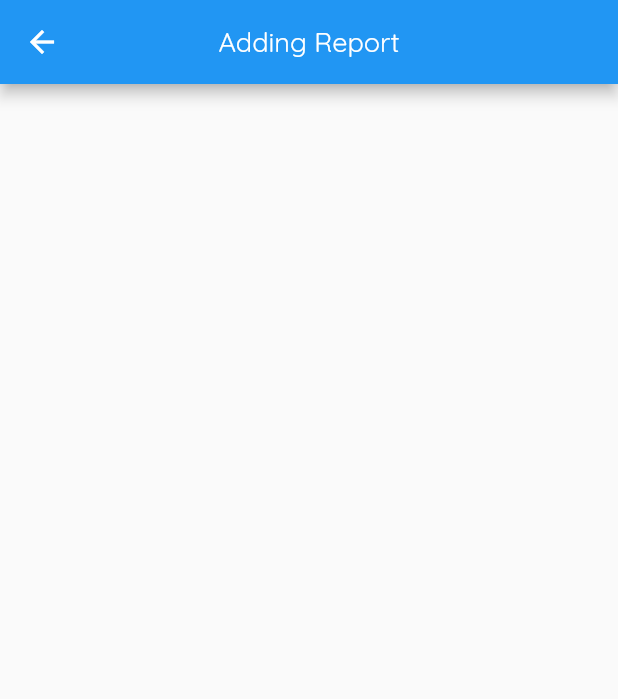
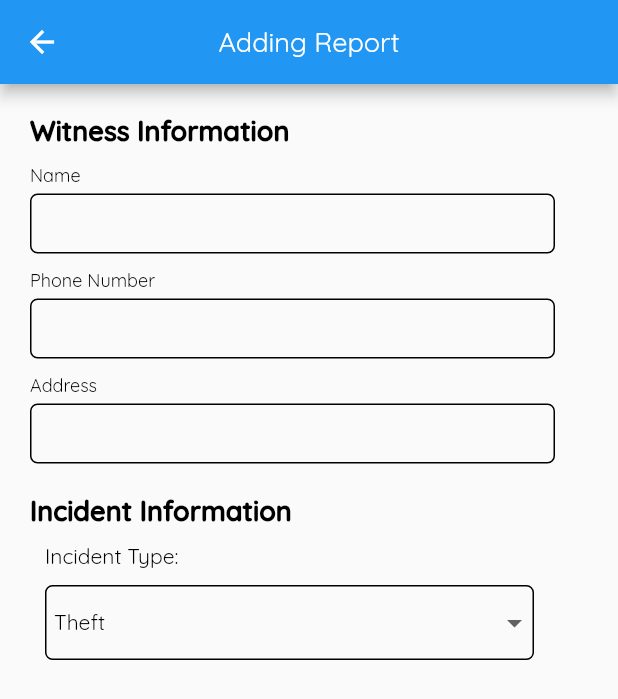
Before and after one commit to lansoyyy/sunspark-mobile, a Flutter app: the AddReportPage screen opened directly, on a phone screen of 412 x 824 dp. Shown: the top 699 px of the screen. Run offline on Flutter 3.47's test engine with Material 2 defaults, Android fonts, the phone set to English and light mode, and no system bars; our stand-ins replace fluttertoast.

Commit message:
wip add report page

```diff
--- a/lib/screens/add_report_page.dart
+++ b/lib/screens/add_report_page.dart
@@ -1,8 +1,37 @@
 import 'package:flutter/material.dart';
 import 'package:sunspark/widgets/text_widget.dart';
+import 'package:sunspark/widgets/textfield_widget.dart';
 
-class AddReportPage extends StatelessWidget {
+class AddReportPage extends StatefulWidget {
   const AddReportPage({super.key});
+
+  @override
+  State<AddReportPage> createState() => _AddReportPageState();
+}
+
+class _AddReportPageState extends State<AddReportPage> {
+  final nameController = TextEditingController();
+
+  final numberController = TextEditingController();
+
+  final addressController = TextEditingController();
+
+  final statementController = TextEditingController();
+
+  List<String> type1 = [
+    'Theft',
+    'Assault',
+    'Burglary',
+    'Fraud',
+    'Kidnapping',
+    'Rape',
+    'Robbery',
+    'Murder',
+    'Road Accident',
+    'Others'
+  ];
+
+  String selected = 'Theft';
 
   @override
   Widget build(BuildContext context) {
@@ -12,6 +41,90 @@ class AddReportPage extends StatelessWidget {
               text: 'Adding Report', fontSize: 18, color: Colors.white),
           centerTitle: true,
         ),
+        body: Padding(
+          padding: const EdgeInsets.all(20),
+          child: Column(
+            crossAxisAlignment: CrossAxisAlignment.start,
+            children: [
+              TextBold(
+                text: 'Witness Information',
+                fontSize: 18,
+                color: Colors.black,
+              ),
+              const SizedBox(
+                height: 10,
+              ),
+              TextFieldWidget(
+                  width: 350, label: 'Name', controller: nameController),
+              const SizedBox(
+                height: 10,
+              ),
+              TextFieldWidget(
+                  width: 350,
+                  label: 'Phone Number',
+                  controller: numberController),
+              const SizedBox(
+                height: 10,
+              ),
+              TextFieldWidget(
+                  width: 350, label: 'Address', controller: addressController),
+              const SizedBox(
+                height: 20,
+              ),
+              TextBold(
+                text: 'Incident Information',
+                fontSize: 18,
+                color: Colors.black,
+              ),
+              const SizedBox(
+                height: 10,
+              ),
+              Padding(
+                padding: const EdgeInsets.only(left: 10, bottom: 10),
+                child: TextRegular(
+                    text: 'Incident Type:', fontSize: 14, color: Colors.black),
+              ),
+              Padding(
+                padding: const EdgeInsets.only(left: 10, right: 10),
+                child: Container(
+                  decoration: BoxDecoration(
+                      border: Border.all(
+                        color: Colors.black,
+                      ),
+                      borderRadius: BorderRadius.circular(5)),
+                  child: DropdownButton<String>(
+                    underline: const SizedBox(),
+                    value: selected,
+                    items: type1.map((String item) {
+                      return DropdownMenuItem<String>(
+                        value: item,
+                        child: Center(
+                          child: SizedBox(
+                            width: 300,
+                            child: Padding(
+                              padding: const EdgeInsets.all(5.0),
+                              child: Text(
+                                item,
+                                style: const TextStyle(
+                                    color: Colors.black,
+                                    fontFamily: 'QRegular',
+                                    fontSize: 14),
+                              ),
+                            ),
+                          ),
+                        ),
                       );
+                    }).toList(),
+                    onChanged: (newValue) {
+                      setState(() {
+                        selected = newValue.toString();
+                      });
+                    },
+                  ),
+                ),
+              ),
+            ],
+          ),
+        ));
   }
 }
--- a/lib/screens/home_screen.dart
+++ b/lib/screens/home_screen.dart
@@ -23,8 +23,8 @@ class _HomeScreenState extends State<HomeScreen> {
             color: Colors.white,
           ),
           onPressed: () {
-            Navigator.of(context).push(
-                MaterialPageRoute(builder: (context) => const AddReportPage()));
+            Navigator.of(context)
+                .push(MaterialPageRoute(builder: (context) => AddReportPage()));
           }),
       drawer: const DrawerWidget(),
       appBar: AppBar(
```
Lines whose indentation alone changed are shown as unchanged.
